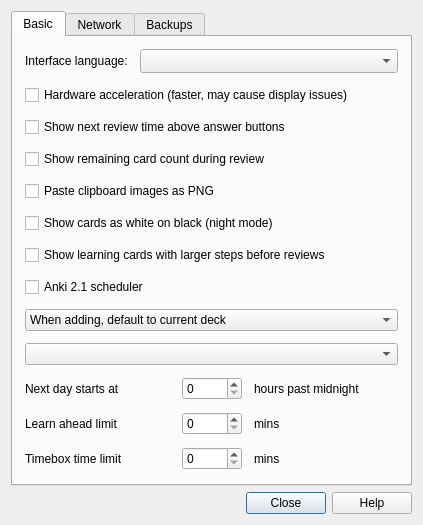
The window that designer/preferences.ui (ankitects/anki) describes before a commit, drawn with Qt 5.
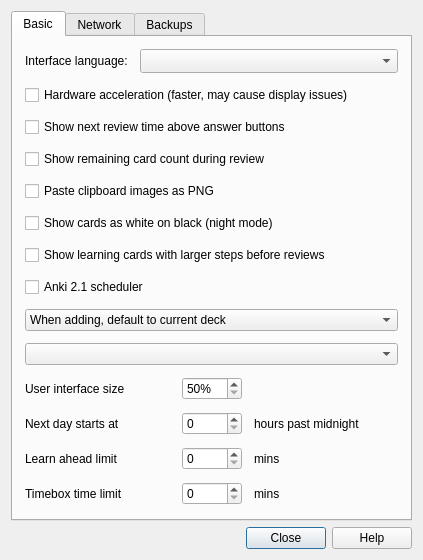
The same window after the commit.

Commit message: add UI scale preference

Patch:
```diff
--- a/designer/preferences.ui
+++ b/designer/preferences.ui
@@ -137,34 +137,35 @@
          <property name="spacing">
           <number>12</number>
          </property>
-         <item row="0" column="0">
+         <item row="3" column="1">
+          <widget class="QSpinBox" name="timeLimit">
+           <property name="maximum">
+            <number>9999</number>
+           </property>
+          </widget>
+         </item>
+         <item row="1" column="2">
+          <widget class="QLabel" name="label_40">
+           <property name="text">
+            <string>hours past midnight</string>
+           </property>
+          </widget>
+         </item>
+         <item row="3" column="2">
+          <widget class="QLabel" name="label_39">
+           <property name="text">
+            <string>mins</string>
+           </property>
+          </widget>
+         </item>
+         <item row="1" column="0">
           <widget class="QLabel" name="label_23">
            <property name="text">
             <string>Next day starts at</string>
            </property>
           </widget>
          </item>
-         <item row="0" column="1">
-          <widget class="QSpinBox" name="dayOffset">
-           <property name="maximumSize">
-            <size>
-             <width>60</width>
-             <height>16777215</height>
-            </size>
-           </property>
-           <property name="maximum">
-            <number>23</number>
-           </property>
-          </widget>
-         </item>
-         <item row="1" column="0">
-          <widget class="QLabel" name="label_24">
-           <property name="text">
-            <string>Learn ahead limit</string>
-           </property>
-          </widget>
-         </item>
-         <item row="1" column="1">
+         <item row="2" column="1">
           <widget class="QSpinBox" name="lrnCutoff">
            <property name="maximumSize">
             <size>
@@ -177,38 +178,60 @@
            </property>
           </widget>
          </item>
-         <item row="1" column="2">
-          <widget class="QLabel" name="label_29">
-           <property name="text">
-            <string>mins</string>
-           </property>
-          </widget>
-         </item>
          <item row="2" column="0">
+          <widget class="QLabel" name="label_24">
+           <property name="text">
+            <string>Learn ahead limit</string>
+           </property>
+          </widget>
+         </item>
+         <item row="1" column="1">
+          <widget class="QSpinBox" name="dayOffset">
+           <property name="maximumSize">
+            <size>
+             <width>60</width>
+             <height>16777215</height>
+            </size>
+           </property>
+           <property name="maximum">
+            <number>23</number>
+           </property>
+          </widget>
+         </item>
+         <item row="3" column="0">
           <widget class="QLabel" name="label_30">
            <property name="text">
             <string>Timebox time limit</string>
            </property>
           </widget>
          </item>
-         <item row="2" column="1">
-          <widget class="QSpinBox" name="timeLimit">
-           <property name="maximum">
-            <number>9999</number>
-           </property>
-          </widget>
-         </item>
          <item row="2" column="2">
-          <widget class="QLabel" name="label_39">
+          <widget class="QLabel" name="label_29">
            <property name="text">
             <string>mins</string>
            </property>
           </widget>
          </item>
-         <item row="0" column="2">
-          <widget class="QLabel" name="label_40">
+         <item row="0" column="0">
+          <widget class="QLabel" name="label_2">
            <property name="text">
-            <string>hours past midnight</string>
+            <string>User interface size</string>
+           </property>
+          </widget>
+         </item>
+         <item row="0" column="1">
+          <widget class="QSpinBox" name="uiScale">
+           <property name="suffix">
+            <string>%</string>
+           </property>
+           <property name="minimum">
+            <number>50</number>
+           </property>
+           <property name="maximum">
+            <number>200</number>
+           </property>
+           <property name="singleStep">
+            <number>5</number>
            </property>
           </widget>
          </item>
```
Left out of the diff: 1 changed line with no effect on the pictures. The commit also changes 4 other files.
